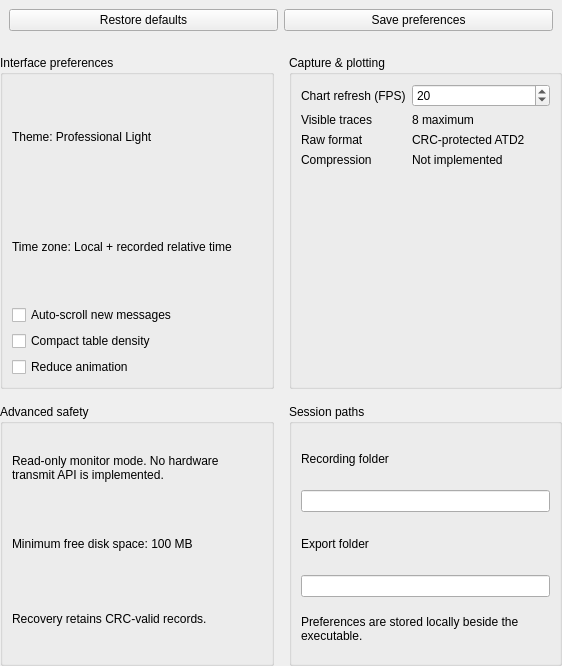
techmigosglobal/DA-AeroTrace1553, file apps/desktop/forms/preferences_page.ui: the form before one commit.
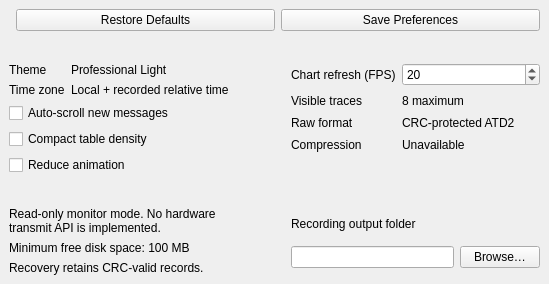
The form after the commit.

```diff
--- a/apps/desktop/forms/preferences_page.ui
+++ b/apps/desktop/forms/preferences_page.ui
@@ -3,246 +3,80 @@
  <class>PreferencesPage</class>
  <widget class="QWidget" name="PreferencesPage">
   <layout class="QGridLayout" name="preferencesGrid" columnstretch="1,1">
-   <property name="spacing">
-    <number>15</number>
-   </property>
-   <property name="leftMargin">
-    <number>0</number>
-   </property>
-   <property name="topMargin">
-    <number>0</number>
-   </property>
-   <property name="rightMargin">
-    <number>0</number>
-   </property>
-   <property name="bottomMargin">
-    <number>0</number>
-   </property>
+   <property name="spacing"><number>14</number></property>
+   <property name="leftMargin"><number>0</number></property>
+   <property name="topMargin"><number>0</number></property>
+   <property name="rightMargin"><number>0</number></property>
+   <property name="bottomMargin"><number>0</number></property>
+   <item row="0" column="0" colspan="2">
+    <widget class="QWidget" name="actionBar">
+     <layout class="QHBoxLayout" name="preferencesActionsLayout">
+      <item><spacer name="actionsSpacer"><property name="orientation"><enum>Qt::Horizontal</enum></property></spacer></item>
+      <item><widget class="QPushButton" name="restoreButton"><property name="text"><string>Restore Defaults</string></property></widget></item>
+      <item><widget class="QPushButton" name="saveButton"><property name="text"><string>Save Preferences</string></property><property name="primary" stdset="0"><bool>true</bool></property></widget></item>
+     </layout>
+    </widget>
+   </item>
    <item row="1" column="0">
-    <widget class="QGroupBox" name="interfaceGroup">
-     <property name="minimumSize">
-      <size>
-       <width>0</width>
-       <height>334</height>
-      </size>
-     </property>
-     <property name="title">
-      <string>Interface preferences</string>
-     </property>
+    <widget class="QFrame" name="interfaceGroup">
+     <property name="card" stdset="0"><bool>true</bool></property>
      <layout class="QVBoxLayout" name="interfaceLayout">
       <item>
-       <widget class="QLabel" name="themeLabel">
-        <property name="text">
-         <string>Theme: Professional Light</string>
-        </property>
-       </widget>
+       <layout class="QFormLayout" name="interfaceValues">
+        <item row="0" column="0"><widget class="QLabel" name="themeLabel"><property name="text"><string>Theme</string></property></widget></item>
+        <item row="0" column="1"><widget class="QLabel" name="themeValue"><property name="text"><string>Professional Light</string></property><property name="fixedValue" stdset="0"><bool>true</bool></property></widget></item>
+        <item row="1" column="0"><widget class="QLabel" name="timeZoneLabel"><property name="text"><string>Time zone</string></property></widget></item>
+        <item row="1" column="1"><widget class="QLabel" name="timeZoneValue"><property name="text"><string>Local + recorded relative time</string></property><property name="fixedValue" stdset="0"><bool>true</bool></property><property name="wordWrap"><bool>true</bool></property></widget></item>
+       </layout>
       </item>
-      <item>
-       <widget class="QLabel" name="timeZoneLabel">
-        <property name="text">
-         <string>Time zone: Local + recorded relative time</string>
-        </property>
-       </widget>
-      </item>
-      <item>
-       <widget class="QCheckBox" name="autoScrollCheck">
-        <property name="text">
-         <string>Auto-scroll new messages</string>
-        </property>
-       </widget>
-      </item>
-      <item>
-       <widget class="QCheckBox" name="denseCheck">
-        <property name="text">
-         <string>Compact table density</string>
-        </property>
-       </widget>
-      </item>
-      <item>
-       <widget class="QCheckBox" name="reduceMotionCheck">
-        <property name="text">
-         <string>Reduce animation</string>
-        </property>
-       </widget>
-      </item>
+      <item><widget class="QCheckBox" name="autoScrollCheck"><property name="text"><string>Auto-scroll new messages</string></property></widget></item>
+      <item><widget class="QCheckBox" name="denseCheck"><property name="text"><string>Compact table density</string></property></widget></item>
+      <item><widget class="QCheckBox" name="reduceMotionCheck"><property name="text"><string>Reduce animation</string></property></widget></item>
      </layout>
     </widget>
    </item>
    <item row="1" column="1">
-    <widget class="QGroupBox" name="captureGroup">
-     <property name="title">
-      <string>Capture &amp;&amp; plotting</string>
-     </property>
-     <layout class="QFormLayout" name="captureLayout">
-      <item row="0" column="0">
-       <widget class="QLabel" name="fpsLabel">
-        <property name="text">
-         <string>Chart refresh (FPS)</string>
-        </property>
-       </widget>
-      </item>
-      <item row="0" column="1">
-       <widget class="QSpinBox" name="fpsEdit">
-        <property name="minimum">
-         <number>10</number>
-        </property>
-        <property name="maximum">
-         <number>30</number>
-        </property>
-        <property name="value">
-         <number>20</number>
-        </property>
-       </widget>
-      </item>
-      <item row="1" column="0">
-       <widget class="QLabel" name="tracesLabel">
-        <property name="text">
-         <string>Visible traces</string>
-        </property>
-       </widget>
-      </item>
-      <item row="1" column="1">
-       <widget class="QLabel" name="tracesValue">
-        <property name="text">
-         <string>8 maximum</string>
-        </property>
-       </widget>
-      </item>
-      <item row="2" column="0">
-       <widget class="QLabel" name="formatLabel">
-        <property name="text">
-         <string>Raw format</string>
-        </property>
-       </widget>
-      </item>
-      <item row="2" column="1">
-       <widget class="QLabel" name="formatValue">
-        <property name="text">
-         <string>CRC-protected ATD2</string>
-        </property>
-       </widget>
-      </item>
-      <item row="3" column="0">
-       <widget class="QLabel" name="compressionLabel">
-        <property name="text">
-         <string>Compression</string>
-        </property>
-       </widget>
-      </item>
-      <item row="3" column="1">
-       <widget class="QLabel" name="compressionValue">
-        <property name="text">
-         <string>Not implemented</string>
-        </property>
-       </widget>
+    <widget class="QFrame" name="captureGroup">
+     <property name="card" stdset="0"><bool>true</bool></property>
+     <layout class="QVBoxLayout" name="captureCardLayout">
+      <item>
+       <layout class="QFormLayout" name="captureLayout">
+        <property name="verticalSpacing"><number>8</number></property>
+        <item row="0" column="0"><widget class="QLabel" name="fpsLabel"><property name="text"><string>Chart refresh (FPS)</string></property><property name="buddy"><cstring>fpsEdit</cstring></property></widget></item>
+        <item row="0" column="1"><widget class="QSpinBox" name="fpsEdit"><property name="minimum"><number>10</number></property><property name="maximum"><number>30</number></property><property name="value"><number>20</number></property></widget></item>
+        <item row="1" column="0"><widget class="QLabel" name="tracesLabel"><property name="text"><string>Visible traces</string></property></widget></item>
+        <item row="1" column="1"><widget class="QLabel" name="tracesValue"><property name="text"><string>8 maximum</string></property><property name="fixedValue" stdset="0"><bool>true</bool></property></widget></item>
+        <item row="2" column="0"><widget class="QLabel" name="formatLabel"><property name="text"><string>Raw format</string></property></widget></item>
+        <item row="2" column="1"><widget class="QLabel" name="formatValue"><property name="text"><string>CRC-protected ATD2</string></property><property name="fixedValue" stdset="0"><bool>true</bool></property></widget></item>
+        <item row="3" column="0"><widget class="QLabel" name="compressionLabel"><property name="text"><string>Compression</string></property></widget></item>
+        <item row="3" column="1"><widget class="QLabel" name="compressionValue"><property name="text"><string>Unavailable</string></property><property name="fixedValue" stdset="0"><bool>true</bool></property></widget></item>
+       </layout>
       </item>
      </layout>
     </widget>
    </item>
    <item row="2" column="0">
-    <widget class="QGroupBox" name="safetyGroup">
-     <property name="minimumSize">
-      <size>
-       <width>0</width>
-       <height>262</height>
-      </size>
-     </property>
-     <property name="title">
-      <string>Advanced safety</string>
-     </property>
+    <widget class="QFrame" name="safetyGroup">
+     <property name="card" stdset="0"><bool>true</bool></property>
      <layout class="QVBoxLayout" name="safetyLayout">
-      <item>
-       <widget class="QLabel" name="safetyNotice">
-        <property name="text">
-         <string>Read-only monitor mode. No hardware transmit API is implemented.</string>
-        </property>
-        <property name="wordWrap">
-         <bool>true</bool>
-        </property>
-       </widget>
-      </item>
-      <item>
-       <widget class="QLabel" name="diskLabel">
-        <property name="text">
-         <string>Minimum free disk space: 100 MB</string>
-        </property>
-       </widget>
-      </item>
-      <item>
-       <widget class="QLabel" name="recoveryLabel">
-        <property name="text">
-         <string>Recovery retains CRC-valid records.</string>
-        </property>
-       </widget>
-      </item>
+      <item><widget class="QLabel" name="safetyNotice"><property name="text"><string>Read-only monitor mode. No hardware transmit API is implemented.</string></property><property name="wordWrap"><bool>true</bool></property></widget></item>
+      <item><widget class="QLabel" name="diskLabel"><property name="text"><string>Minimum free disk space: 100 MB</string></property><property name="fixedValue" stdset="0"><bool>true</bool></property></widget></item>
+      <item><widget class="QLabel" name="recoveryLabel"><property name="text"><string>Recovery retains CRC-valid records.</string></property><property name="wordWrap"><bool>true</bool></property></widget></item>
      </layout>
     </widget>
    </item>
    <item row="2" column="1">
-    <widget class="QGroupBox" name="pathsGroup">
-     <property name="title">
-      <string>Session paths</string>
-     </property>
+    <widget class="QFrame" name="pathsGroup">
+     <property name="card" stdset="0"><bool>true</bool></property>
      <layout class="QVBoxLayout" name="pathsLayout">
+      <item><widget class="QLabel" name="exportLabel"><property name="text"><string>Recording output folder</string></property><property name="buddy"><cstring>exportFolder</cstring></property></widget></item>
       <item>
-       <widget class="QLabel" name="recordLabel">
-        <property name="text">
-         <string>Recording folder</string>
-        </property>
-        <property name="buddy">
-         <cstring>recordFolder</cstring>
-        </property>
-       </widget>
+       <layout class="QHBoxLayout" name="outputFolderLayout">
+        <item><widget class="QLineEdit" name="exportFolder"/></item>
+        <item><widget class="QPushButton" name="browsePreferencesFolder"><property name="text"><string>Browse…</string></property></widget></item>
+       </layout>
       </item>
-      <item>
-       <widget class="QLineEdit" name="recordFolder" />
-      </item>
-      <item>
-       <widget class="QLabel" name="exportLabel">
-        <property name="text">
-         <string>Export folder</string>
-        </property>
-        <property name="buddy">
-         <cstring>exportFolder</cstring>
-        </property>
-       </widget>
-      </item>
-      <item>
-       <widget class="QLineEdit" name="exportFolder" />
-      </item>
-      <item>
-       <widget class="QLabel" name="localNotice">
-        <property name="text">
-         <string>Preferences are stored locally beside the executable.</string>
-        </property>
-        <property name="wordWrap">
-         <bool>true</bool>
-        </property>
-       </widget>
-      </item>
-     </layout>
-    </widget>
-   </item>
-   <item row="0" column="0" colspan="2">
-    <widget class="QWidget" name="actionBar">
-     <layout class="QHBoxLayout" name="preferencesActionsLayout">
-      <item>
-       <widget class="QPushButton" name="restoreButton">
-        <property name="text">
-         <string>Restore defaults</string>
-        </property>
-       </widget>
-      </item>
-      <item>
-       <widget class="QPushButton" name="saveButton">
-        <property name="text">
-         <string>Save preferences</string>
-        </property>
-        <property name="primary" stdset="0">
-         <bool>true</bool>
-        </property>
-       </widget>
-      </item>
+      <item><spacer name="pathsSpacer"><property name="orientation"><enum>Qt::Vertical</enum></property></spacer></item>
      </layout>
     </widget>
    </item>
```
Left out of the diff: 4 changed lines with no effect on the pictures.
